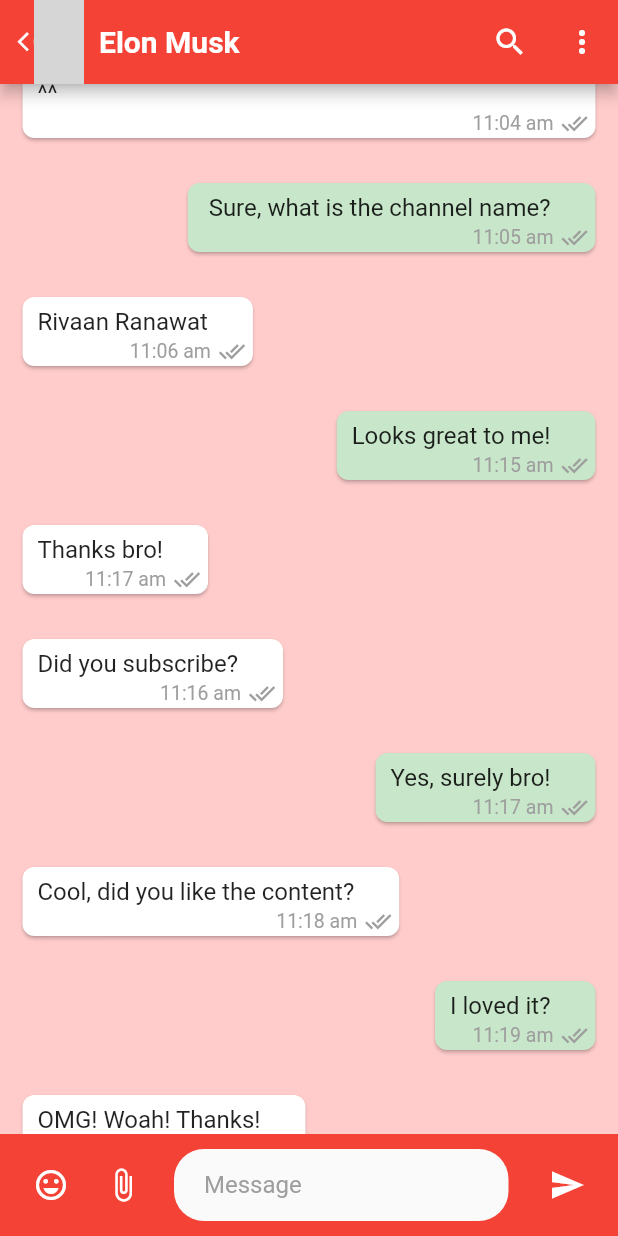
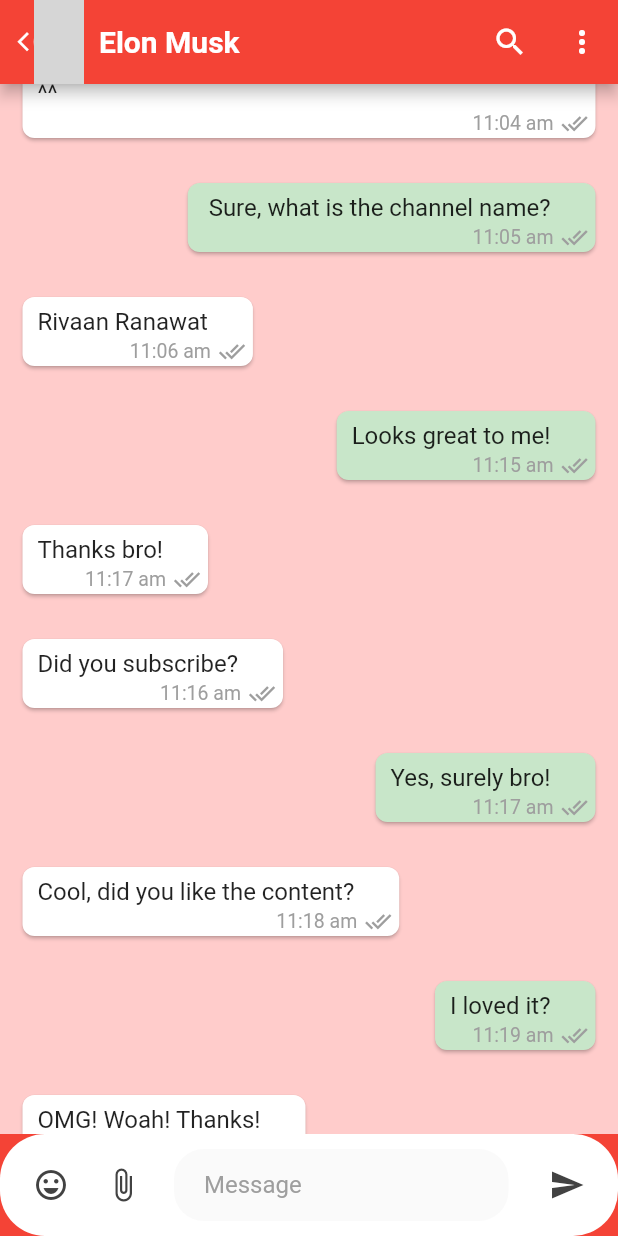
Before and after one commit to nishant-dongare/chat-flutter, a Flutter app: the ChatScreen screen opened directly, scrolled down 576 dp, on a phone screen of 412 x 824 dp. Run offline on Flutter 3.47's test engine with Material 2 defaults, Android fonts, the phone set to English and light mode, and no system bars; network calls fail; grey boxes are pictures that could not be loaded.

Commit message:
whole theme input fixed

```diff
--- a/lib/theme.dart
+++ b/lib/theme.dart
@@ -40,7 +40,7 @@ ThemeData darkTheme = ThemeData(
   primaryIconTheme: const IconThemeData(color: Colors.black),
   inputDecorationTheme: InputDecorationTheme(
     filled: true,
-    fillColor: Colors.grey[900],
+    fillColor: Colors.grey[800],
     hintStyle: const TextStyle(color: Colors.grey),
     border: OutlineInputBorder(
       borderRadius: BorderRadius.circular(20),
--- a/lib/widgets/chatinput.dart
+++ b/lib/widgets/chatinput.dart
@@ -1,11 +1,15 @@
 import 'package:flutter/material.dart';
+import 'package:hike/providers/webprovider.dart';
+import 'package:provider/provider.dart';
 
 class InputBar extends StatelessWidget {
   const InputBar({super.key});
 
   @override
   Widget build(BuildContext context) {
-    Color color = Theme.of(context).scaffoldBackgroundColor;
+    Color color = Theme.of(context).primaryColor;
+    Color? iconColor =
+        context.watch<WebProvider>().getTheme ? null : Colors.grey[800];
     return Container(
       padding: const EdgeInsets.all(10),
       decoration: BoxDecoration(
@@ -16,12 +20,14 @@ class InputBar extends StatelessWidget {
       child: Row(
         children: [
           IconButton(
+            color: iconColor,
             onPressed: () {},
             icon: const Icon(
               Icons.emoji_emotions_outlined,
             ),
           ),
           IconButton(
+            color: iconColor,
             onPressed: () {},
             icon: const Icon(
               Icons.attach_file,
@@ -39,8 +45,11 @@ class InputBar extends StatelessWidget {
             ),
           ),
           IconButton(
+            color: iconColor,
             onPressed: () {},
-            icon: const Icon(Icons.send),
+            icon: const Icon(
+              Icons.send,
+            ),
           ),
         ],
       ),
```
